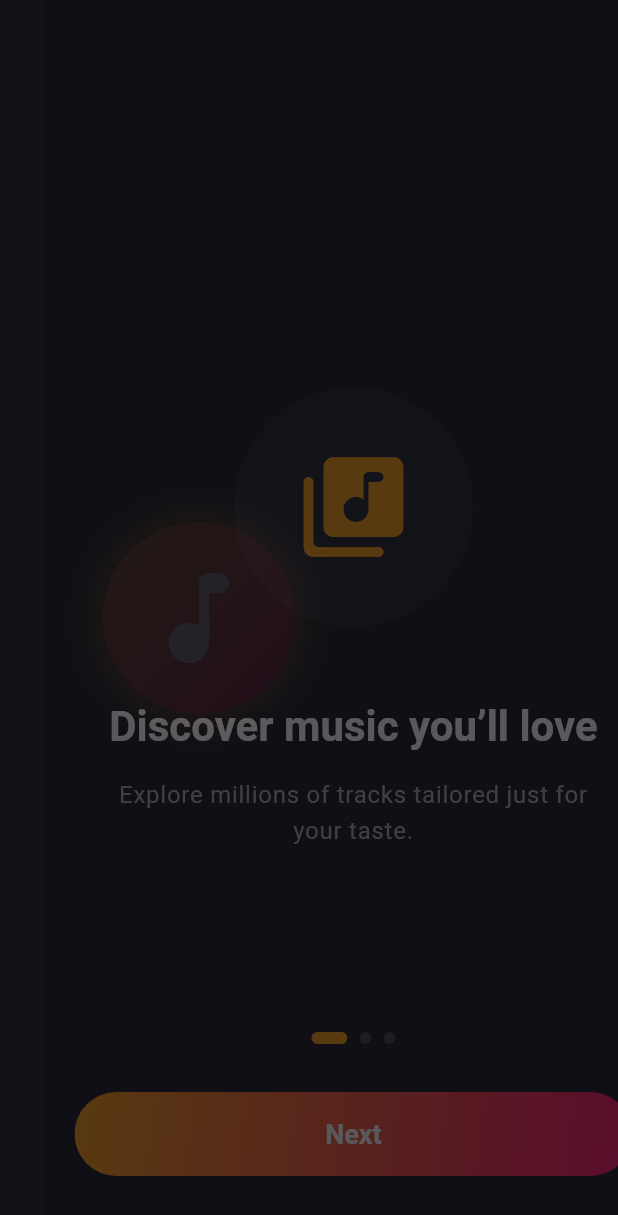
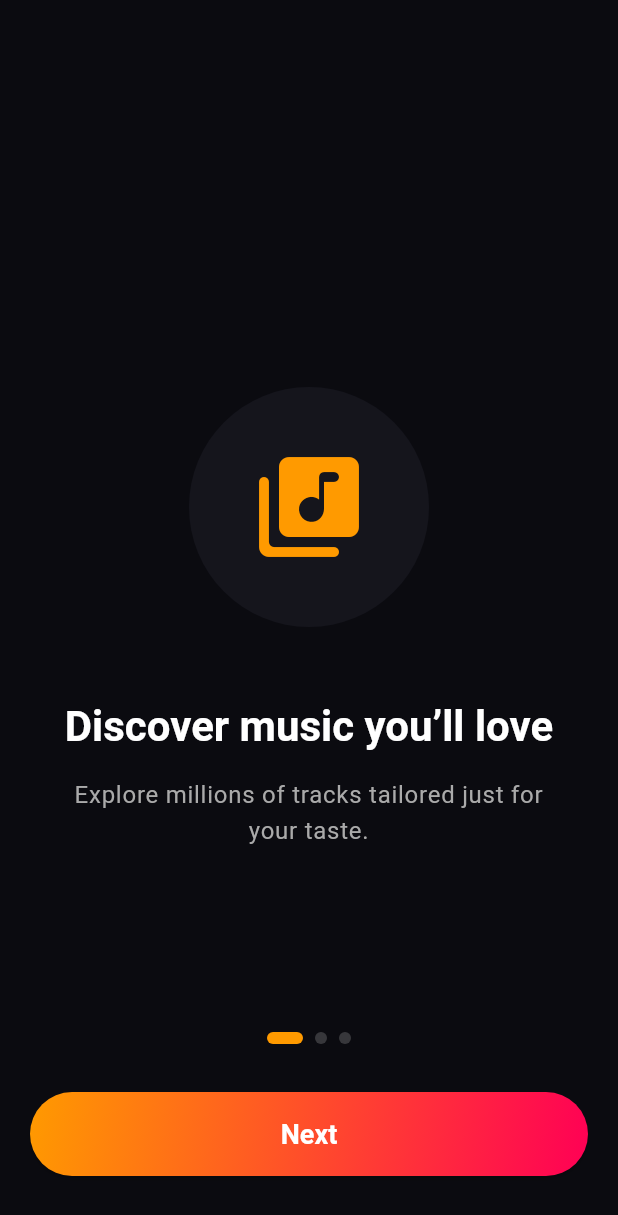
Before and after one commit to uzielcezate/Paax, a Flutter app: the first screen one second after launch, on a phone screen of 412 x 824 dp. Shown: the top 1215 px of the screen. Run offline on Flutter 3.47's test engine with Material 3 defaults, Android fonts, the light colour scheme and no system bars; our stand-ins replace cached_network_image, flutter_cache_manager, google_fonts, hive, hive_flutter, just_audio and 5 more; missing offline and left inert: audio_session, flutter_inappwebview, youtube_explode_dart; accounts and stored records are empty.

Commit message:
refactor: remove legacy dart splash screen and point main to home screen

```diff
--- a/frontend/lib/main.dart
+++ b/frontend/lib/main.dart
@@ -8,7 +8,9 @@ import 'presentation/state/auth_controller.dart';
 import 'presentation/state/library_controller.dart';
 import 'presentation/state/playback_controller.dart';
 import 'presentation/state/search_controller.dart' as app_search;
-import 'presentation/screens/splash_screen.dart';
+import 'presentation/screens/onboarding_screen.dart';
+import 'presentation/screens/auth_screen.dart';
+import 'presentation/screens/main_wrapper.dart';
 
 void main() async {
   WidgetsFlutterBinding.ensureInitialized();
@@ -57,11 +59,17 @@ class BeatyApp extends StatelessWidget {
         ChangeNotifierProvider(create: (_) => PlaybackController()),
       ],
       child: MaterialApp(
-        title: 'Beaty',
+        title: 'Paax',
         debugShowCheckedModeBanner: false,
         theme: AppTheme.darkTheme,
         scrollBehavior: const PaaxScrollBehavior(),
-        home: const SplashScreen(),
+        home: Consumer<AuthController>(
+          builder: (context, auth, _) {
+            if (!auth.onboardingCompleted) return const OnboardingScreen();
+            if (!auth.isAuthenticated) return const AuthScreen();
+            return MainWrapper(key: MainWrapper.shellKey);
+          },
+        ),
       ),
     );
   }
--- a/frontend/lib/presentation/screens/profile_screen.dart
+++ b/frontend/lib/presentation/screens/profile_screen.dart
@@ -7,7 +7,7 @@ import '../state/auth_controller.dart';
 import '../state/library_controller.dart';
 import '../state/playback_controller.dart'; // Added
 import '../../domain/entities/track.dart'; // Added
-import 'splash_screen.dart';
+import 'auth_screen.dart';
 import '../widgets/bottom_content_padding.dart';
 import '../widgets/section_header.dart'; // Added
 import '../widgets/black_glass_blur_surface.dart'; // Added
@@ -113,7 +113,7 @@ class _ProfileScreenState extends State<ProfileScreen> {
                       _buildMenuItem("Log out", Icons.logout, () {
                          context.read<AuthController>().logout();
                          Navigator.of(context).pushAndRemoveUntil(
-                           MaterialPageRoute(builder: (_)=> const SplashScreen()),
+                           MaterialPageRoute(builder: (_)=> const AuthScreen()),
                            (route) => false,
                          );
                       }),
@@ -272,7 +272,7 @@ class _ProfileScreenState extends State<ProfileScreen> {
             onPressed: () async {
               await context.read<AuthController>().logout();
                Navigator.of(context).pushAndRemoveUntil(
-                     MaterialPageRoute(builder: (_)=> const SplashScreen()),
+                     MaterialPageRoute(builder: (_)=> const AuthScreen()),
                      (route) => false,
                    );
             },
--- a/frontend/lib/presentation/screens/splash_screen.dart
+++ /dev/null
@@ -1,103 +0,0 @@
-import 'package:flutter/material.dart';
-import 'package:provider/provider.dart';
-import '../state/auth_controller.dart';
-import 'onboarding_screen.dart';
-import 'auth_screen.dart';
-import 'main_wrapper.dart';
-import '../../core/theme/app_colors.dart';
-
-class SplashScreen extends StatefulWidget {
-  const SplashScreen({super.key});
-
-  @override
-  State<SplashScreen> createState() => _SplashScreenState();
-}
-
-class _SplashScreenState extends State<SplashScreen> with SingleTickerProviderStateMixin {
-  late AnimationController _controller;
-  late Animation<double> _scaleAnimation;
-  late Animation<double> _fadeAnimation;
-
-  @override
-  void initState() {
-    super.initState();
-    _controller = AnimationController(
-      vsync: this,
-      // Reduced from 2 s → 600 ms: polished but never makes the user wait
-      duration: const Duration(milliseconds: 600),
-    );
-
-    _scaleAnimation = Tween<double>(begin: 0.8, end: 1.0).animate(
-      CurvedAnimation(parent: _controller, curve: Curves.easeOutCubic),
-    );
-
-    _fadeAnimation = Tween<double>(begin: 0.0, end: 1.0).animate(
-      CurvedAnimation(parent: _controller, curve: Curves.easeIn),
-    );
-
-    // Start animation and navigation check in parallel.
-    // Auth state is read from Hive (synchronous), so _checkNavigation
-    // is ready before the animation finishes — we navigate as soon as
-    // the animation completes (max 600 ms wait).
-    _controller.forward().whenComplete(_checkNavigation);
-  }
-
-  void _checkNavigation() {
-    if (!mounted) return;
-    final auth = context.read<AuthController>();
-
-    Widget nextScreen;
-    if (!auth.onboardingCompleted) {
-      nextScreen = const OnboardingScreen();
-    } else if (!auth.isAuthenticated) {
-      nextScreen = const AuthScreen();
-    } else {
-      nextScreen = MainWrapper(key: MainWrapper.shellKey);
-    }
-
-    Navigator.of(context).pushReplacement(
-      MaterialPageRoute(builder: (_) => nextScreen),
-    );
-  }
-
-  @override
-  void dispose() {
-    _controller.dispose();
-    super.dispose();
-  }
-
-  @override
-  Widget build(BuildContext context) {
-    return Scaffold(
-      backgroundColor: AppColors.background,
-      body: Center(
-        child: FadeTransition(
-          opacity: _fadeAnimation,
-          child: ScaleTransition(
-            scale: _scaleAnimation,
-            child: Container(
-              padding: const EdgeInsets.all(24),
-              decoration: const BoxDecoration(
-                shape: BoxShape.circle,
-                gradient: AppColors.primaryGradient,
-                boxShadow: [
-                   BoxShadow(
-                     color: AppColors.primaryStart,
-                     blurRadius: 30,
-                     spreadRadius: 5,
-                     blurStyle: BlurStyle.normal,
-                   )
-                ]
-              ),
-              child: const Icon(
-                Icons.music_note_rounded,
-                size: 80,
-                color: Colors.white,
-              ),
-            ),
-          ),
-        ),
-      ),
-    );
-  }
-}
```
